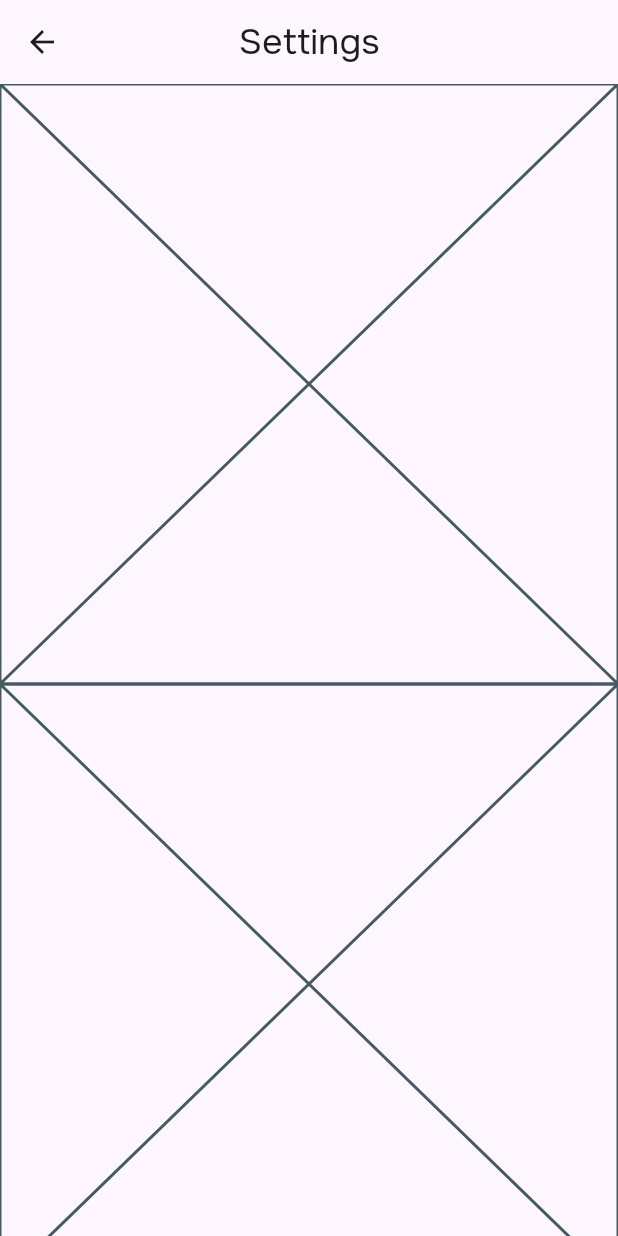
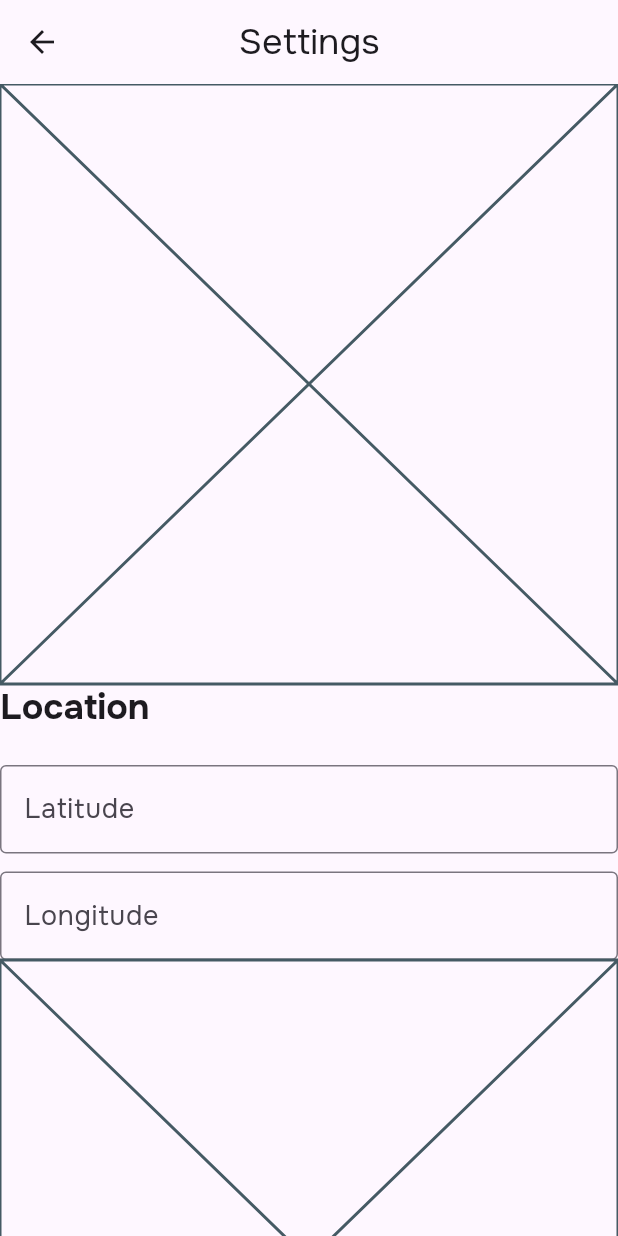
Before and after one commit to toastmanager/weather_app, a Flutter app: the SettingsPage screen opened by its route, on a phone screen of 412 x 824 dp. Run offline on Flutter 3.47's test engine with Material 3 defaults, Android fonts, the phone set to English and light mode, and no system bars; our stand-ins replace auto_route, bloc, dio, equatable, flutter_bloc, flutter_svg and 5 more; generated files the repository leaves out were written again; network calls fail.

Commit message:
LocationSettings design

```diff
--- a/lib/features/settings/presentation/widgets/language_settings.dart
+++ b/lib/features/settings/presentation/widgets/language_settings.dart
@@ -1,10 +1,65 @@
 import 'package:flutter/material.dart';
 
-class LanguageSettings extends StatelessWidget {
+class LanguageSettings extends StatefulWidget {
   const LanguageSettings({super.key});
 
   @override
+  State<LanguageSettings> createState() => _LanguageSettingsState();
+}
+
+class _LanguageSettingsState extends State<LanguageSettings> {
+  late TextEditingController latitudeController;
+  late TextEditingController longitudeController;
+
+  @override
+  void initState() {
+    latitudeController = TextEditingController();
+    longitudeController = TextEditingController();
+    super.initState();
+  }
+
+  @override
+  void dispose() {
+    latitudeController.dispose();
+    longitudeController.dispose();
+    super.dispose();
+  }
+
+  @override
   Widget build(BuildContext context) {
-    return const Placeholder();
+    return Column(
+      crossAxisAlignment: CrossAxisAlignment.start,
+      children: [
+        Text(
+          'Location',
+          style: Theme.of(context)
+              .textTheme
+              .titleLarge
+              ?.copyWith(fontWeight: FontWeight.bold),
+        ),
+        const SizedBox(
+          height: 24,
+        ),
+        TextField(
+          decoration: const InputDecoration(
+            border: OutlineInputBorder(),
+            label: Text('Latitude')
+          ),
+          keyboardType: TextInputType.number,
+          controller: latitudeController,
+        ),
+        const SizedBox(
+          height: 12,
+        ),
+        TextField(
+          decoration: const InputDecoration(
+            border: OutlineInputBorder(),
+            label: Text('Longitude')
+          ),
+          keyboardType: TextInputType.number,
+          controller: longitudeController,
+        ),
+      ],
+    );
   }
 }
```
